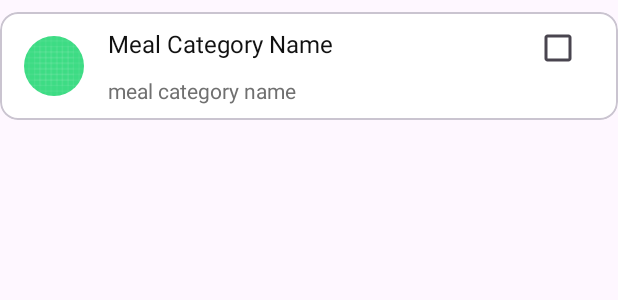
After one commit to OmarBoshra/Clean-architecture-kotlin, an Android app: the layout meal_categories_item.xml on its own in the app's theme, with its tools: preview values and no code run, on a phone screen of 412 x 824 dp. The commit adds this screen. Shown: the top 300 px of the screen. Run offline under Robolectric (Android 15) with nearby library versions, the phone set to English and light mode, and no system bars.

Commit message:
BFMT-1: Add MealCategories Item's xml & its resources

```diff
--- /dev/null
+++ b/app/src/main/res/layout/meal_categories_item.xml
@@ -0,0 +1,93 @@
+<?xml version="1.0" encoding="utf-8"?>
+<layout xmlns:android="http://schemas.android.com/apk/res/android"
+    xmlns:app="http://schemas.android.com/apk/res-auto"
+    xmlns:tools="http://schemas.android.com/tools">
+
+    <com.google.android.material.card.MaterialCardView
+        android:id="@+id/crdMealCatrgoryItem"
+        android:layout_width="match_parent"
+        android:layout_height="@dimen/list_meal_categories_item_height"
+        android:layout_marginTop="@dimen/list_meal_categories_item_top_margin"
+        app:cardBackgroundColor="@color/white">
+
+        <androidx.constraintlayout.widget.ConstraintLayout
+            android:layout_width="match_parent"
+            android:layout_height="match_parent"
+            android:orientation="horizontal">
+
+            <de.hdodenhof.circleimageview.CircleImageView
+                android:id="@+id/ivMealCategories"
+                android:layout_width="40dp"
+                android:layout_height="40dp"
+                android:layout_marginStart="@dimen/list_meal_categories_item_icon_left_margin"
+                android:src="@drawable/ic_launcher_background"
+                app:layout_constraintBottom_toBottomOf="parent"
+                app:layout_constraintStart_toStartOf="parent"
+                app:layout_constraintTop_toTopOf="parent"
+
+                />
+
+
+            <androidx.constraintlayout.widget.ConstraintLayout
+                android:layout_width="0dp"
+                android:layout_height="0dp"
+                android:layout_marginStart="@dimen/list_meal_categories_item_text_left_margin"
+                android:layout_marginEnd="@dimen/list_meal_categories_item_text_right_margin"
+                android:orientation="vertical"
+
+                app:layout_constraintBottom_toBottomOf="parent"
+                app:layout_constraintEnd_toStartOf="@id/cbMealCategoryCheckbox"
+                app:layout_constraintStart_toStartOf="parent"
+                app:layout_constraintTop_toTopOf="parent"
+
+                >
+
+                <com.google.android.material.textview.MaterialTextView
+                    android:id="@+id/tvMealCategoryName"
+                    android:layout_width="0dp"
+                    android:layout_height="wrap_content"
+                    android:textColor="@color/colorFontPrimary"
+
+                    android:textSize="@dimen/list_meal_categories_item_primary_text_size"
+
+                    app:layout_constraintBottom_toTopOf="@id/tvMealCategoryDescription"
+                    app:layout_constraintStart_toStartOf="parent"
+                    app:layout_constraintTop_toTopOf="parent"
+                    tools:text="Meal Category Name" />
+
+
+                <com.google.android.material.textview.MaterialTextView
+                    android:id="@+id/tvMealCategoryDescription"
+                    android:layout_width="match_parent"
+                    android:layout_height="wrap_content"
+                    android:ellipsize="end"
+                    android:maxLines="2"
+                    android:textColor="@color/colorFontSecondary"
+                    android:textSize="@dimen/list_meal_categories_item_secondary_text_size"
+                    app:layout_constraintBottom_toBottomOf="parent"
+                    app:layout_constraintEnd_toEndOf="parent"
+                    app:layout_constraintStart_toStartOf="parent"
+                    app:layout_constraintTop_toBottomOf="@id/tvMealCategoryName"
+
+
+                    tools:text="meal category name" />
+
+            </androidx.constraintlayout.widget.ConstraintLayout>
+
+            <com.google.android.material.checkbox.MaterialCheckBox
+                android:id="@+id/cbMealCategoryCheckbox"
+
+                android:layout_width="wrap_content"
+                android:layout_height="wrap_content"
+                android:layout_marginEnd="@dimen/list_meal_categories_item_checkbox_right_margin"
+                android:checked="false"
+
+                app:layout_constraintEnd_toEndOf="parent"
+                app:layout_constraintTop_toTopOf="parent"
+
+                />
+        </androidx.constraintlayout.widget.ConstraintLayout>
+
+    </com.google.android.material.card.MaterialCardView>
+
+</layout>
--- a/app/src/main/res/values/colors.xml
+++ b/app/src/main/res/values/colors.xml
@@ -2,4 +2,8 @@
 <resources>
     <color name="black">#FF000000</color>
     <color name="white">#FFFFFFFF</color>
+
+    <color name="colorFontPrimary">#111111</color>
+    <color name="colorFontSecondary">#707070</color>
+
 </resources>
--- a/app/src/main/res/values/strings.xml
+++ b/app/src/main/res/values/strings.xml
@@ -1,3 +1,16 @@
 <resources>
     <string name="app_name">DinnerApp</string>
+    <string name="fragment_meals_category">fragment_meals_category</string>
+
+
+    <!-- MealCategoriesListItem-->
+    <dimen name="list_meal_categories_item_height">72dp</dimen>
+    <dimen name="list_meal_categories_item_primary_text_size">16sp</dimen>
+    <dimen name="list_meal_categories_item_secondary_text_size">14sp</dimen>
+    <dimen name="list_meal_categories_item_icon_left_margin">16dp</dimen>
+    <dimen name="list_meal_categories_item_checkbox_right_margin">16dp</dimen>
+    <dimen name="list_meal_categories_item_text_right_margin">16dp</dimen>
+    <dimen name="list_meal_categories_item_text_left_margin">72dp</dimen>
+    <dimen name="list_meal_categories_item_top_margin">8dp</dimen>
+
 </resources>
```
